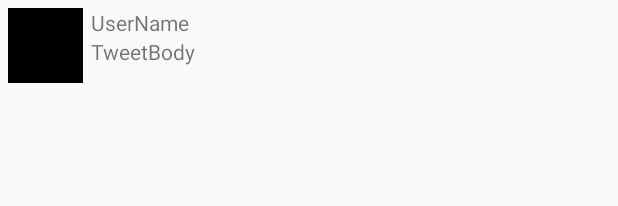
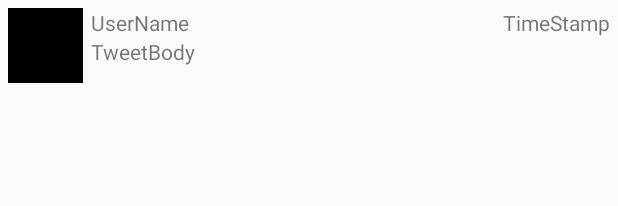
Before and after one commit to angiecolleen8/Twitter, an Android app: the layout item_tweet.xml on its own in the app's theme, with its tools: preview values and no code run, on a phone screen of 412 x 824 dp. Shown: the top 206 px of the screen. Run offline under Robolectric (Android 15) with nearby library versions, the phone set to English and light mode, and no system bars.

Commit message:
Timestamp and default photo is working

```diff
--- a/app/src/main/java/com/codepath/apps/Twitter/TweetAdapter.java
+++ b/app/src/main/java/com/codepath/apps/Twitter/TweetAdapter.java
@@ -50,11 +50,13 @@ public class TweetAdapter extends RecyclerView.Adapter<TweetAdapter.ViewHolder>
         //populate the views according to this data
         holder.tvUserName.setText(tweet.user.name);
         holder.tvBody.setText(tweet.body);
+        holder.tvTimeStamp.setText(tweet.getRelativeTimeAgo(tweet.createdAt));//needs another param?
 
         //load images using Glide
         GlideApp.with(context)
                 .load(tweet.user.profileImageURL) //imageURL is profileImageURL
                 .into(holder.ivProfileImage); //TODO - fix glide!
+
     }
 
     public int getItemCount() {
@@ -69,6 +71,7 @@ public class TweetAdapter extends RecyclerView.Adapter<TweetAdapter.ViewHolder>
         public ImageView ivProfileImage;
         public TextView tvUserName;
         public TextView tvBody;
+        public TextView tvTimeStamp;
 
         public ViewHolder(View itemView) {
             super(itemView); //Why do we need to call the super-constructor?
@@ -77,7 +80,7 @@ public class TweetAdapter extends RecyclerView.Adapter<TweetAdapter.ViewHolder>
             ivProfileImage = (ImageView) itemView.findViewById(R.id.ivProfileImage);
             tvUserName = (TextView) itemView.findViewById(R.id.tvUserName);
             tvBody = (TextView) itemView.findViewById(R.id.tvBody);
-
+            tvTimeStamp = (TextView) itemView.findViewById(R.id.tvTimeStamp);
             //itemView.setOnClickListener(this); //added this
         }
     }
--- a/app/src/main/java/com/codepath/apps/Twitter/models/User.java
+++ b/app/src/main/java/com/codepath/apps/Twitter/models/User.java
@@ -23,4 +23,6 @@ public class User {
         return user;
     }
 
+
+
 }
--- a/app/src/main/res/layout/item_tweet.xml
+++ b/app/src/main/res/layout/item_tweet.xml
@@ -31,4 +31,12 @@
         android:layout_toEndOf="@+id/ivProfileImage"
         android:text="TweetBody" />
 
+    <TextView
+        android:id="@+id/tvTimeStamp"
+        android:layout_width="wrap_content"
+        android:layout_height="wrap_content"
+        android:layout_alignParentEnd="true"
+        android:layout_alignParentTop="true"
+        android:text="TimeStamp" />
+
 </RelativeLayout>
```
Also changed, not shown: app/src/main/java/com/codepath/apps/Twitter/models/Tweet.java (+24 -0 lines).
